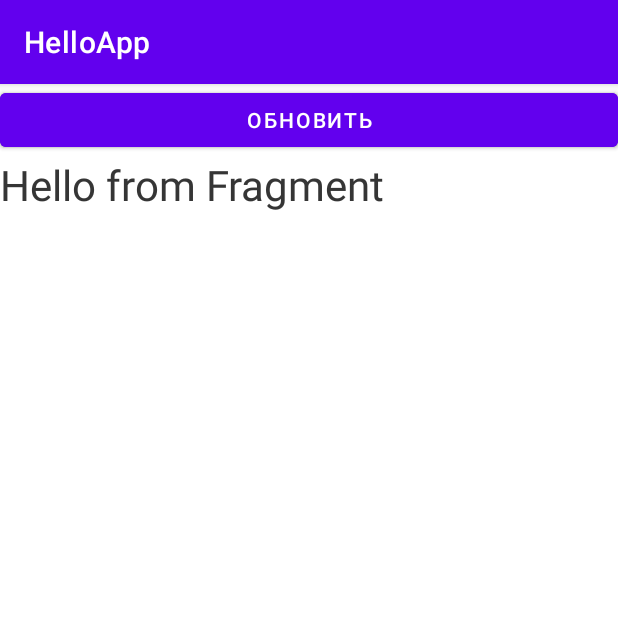
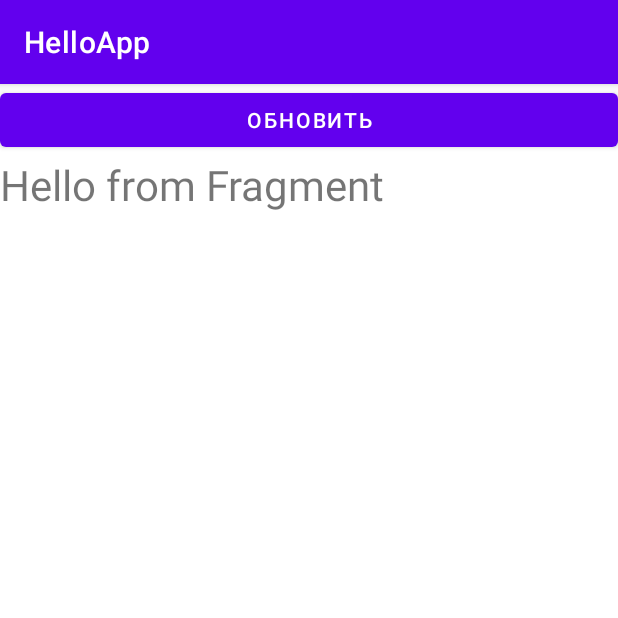
Before and after one commit to dannnik4/HelloAppAndroid, an Android app: the screen it shows after launch (MainActivity), on a phone screen of 412 x 824 dp, the top half of it. Run offline under Robolectric (Android 15) with nearby library versions, the phone set to English and light mode, and no system bars.

Commit message:
Update MainActivity.java

```diff
--- a/app/src/main/java/com/example/helloapp/MainActivity.java
+++ b/app/src/main/java/com/example/helloapp/MainActivity.java
@@ -8,13 +8,13 @@ public class MainActivity extends AppCompatActivity {
     @Override
     protected void onCreate(Bundle savedInstanceState) {
         super.onCreate(savedInstanceState);
-        setContentView(R.layout.activity_main);
+        setContentView(R.layout.fragment_life);
 
-        if (savedInstanceState == null) {
-            getSupportFragmentManager().beginTransaction()
-                    .add(R.id.fragment_container_view, ContentFragment.class, null)
-                    .commit();
-        }
+//        if (savedInstanceState == null) {
+//            getSupportFragmentManager().beginTransaction()
+//                    .add(R.id.fragment_container_view, ContentFragment.class, null)
+//                    .commit();
+//        }
 
     }
 }
```
